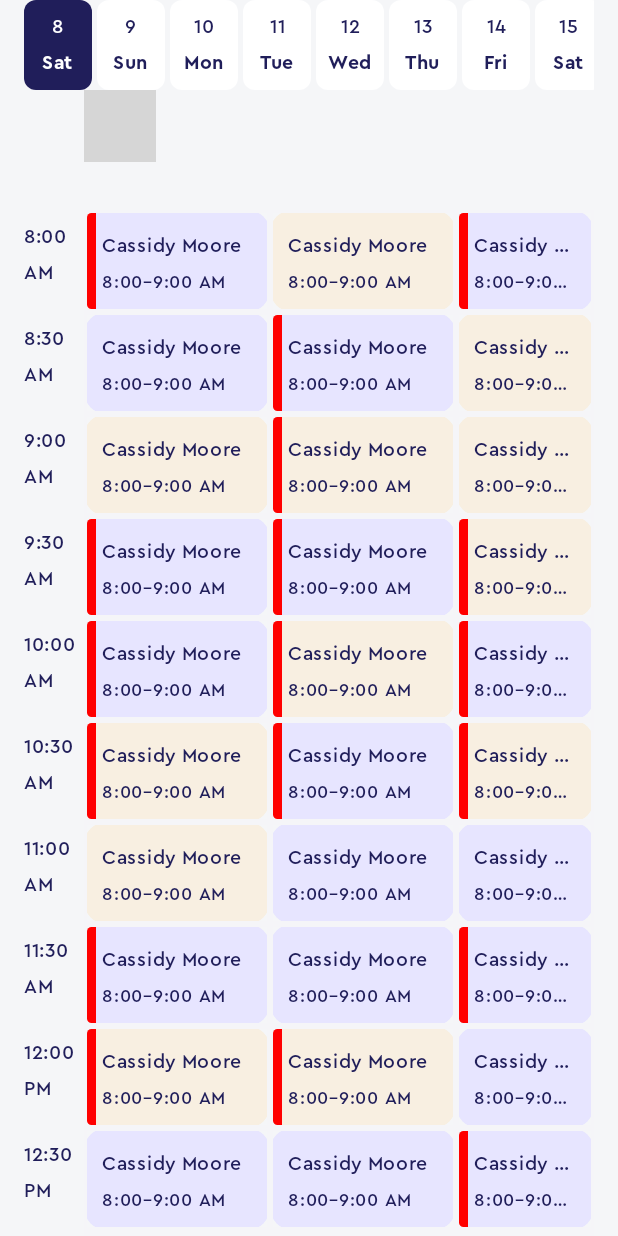
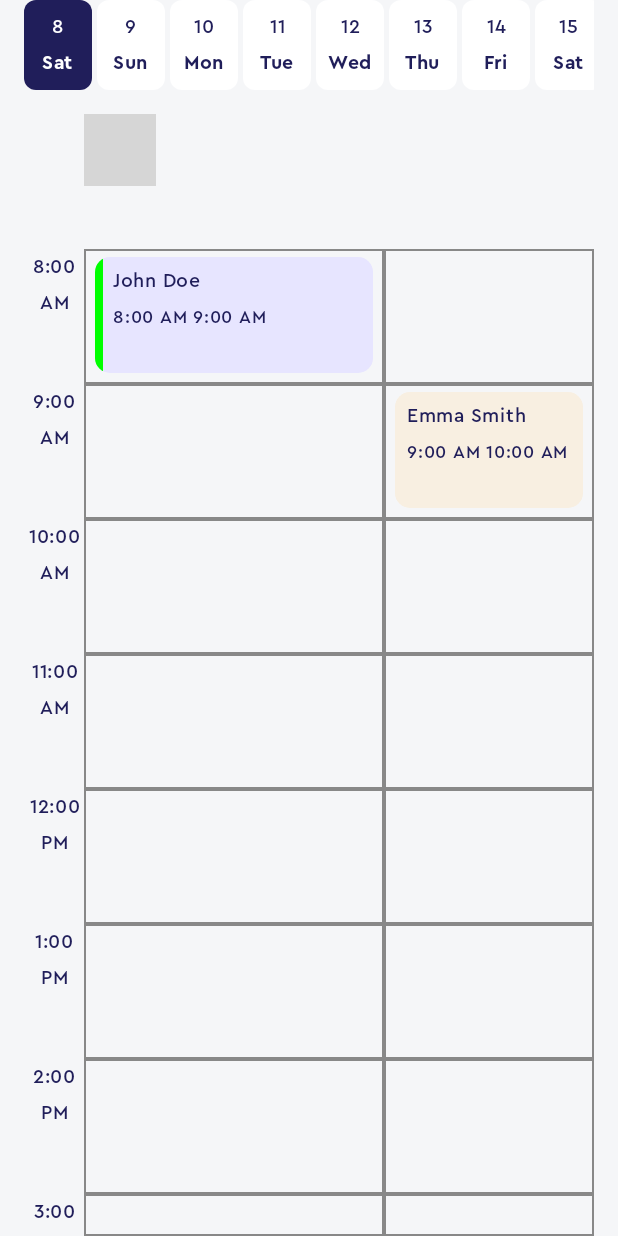
Before and after one commit to gourob-enosis/grow2Rnd, an Android app built with Jetpack Compose: the screen it shows after launch (MainActivity), on a phone screen of 412 x 824 dp. Run offline under Robolectric (Android 15) with nearby library versions, the phone set to English and light mode, and no system bars; libraries missing offline, so code that uses them is left out: com.chihsuanwu.freescroll; 4 statements that could not run were skipped; grey boxes are pictures that could not be loaded.

Commit message:
update schedule block

```diff
--- a/app/src/main/java/com/gourob/grow2rnd/ScheduleView.kt
+++ b/app/src/main/java/com/gourob/grow2rnd/ScheduleView.kt
@@ -1,7 +1,6 @@
 package com.gourob.grow2rnd
 
 import androidx.compose.animation.animateColorAsState
-import androidx.compose.animation.core.animateFloatAsState
 import androidx.compose.foundation.background
 import androidx.compose.foundation.border
 import androidx.compose.foundation.clickable
@@ -10,10 +9,11 @@ import androidx.compose.foundation.layout.Box
 import androidx.compose.foundation.layout.Column
 import androidx.compose.foundation.layout.PaddingValues
 import androidx.compose.foundation.layout.Row
-import androidx.compose.foundation.layout.fillMaxHeight
+import androidx.compose.foundation.layout.Spacer
 import androidx.compose.foundation.layout.fillMaxSize
 import androidx.compose.foundation.layout.fillMaxWidth
 import androidx.compose.foundation.layout.height
+import androidx.compose.foundation.layout.offset
 import androidx.compose.foundation.layout.padding
 import androidx.compose.foundation.layout.width
 import androidx.compose.foundation.lazy.LazyRow
@@ -32,9 +32,9 @@ import androidx.compose.runtime.setValue
 import androidx.compose.ui.Alignment
 import androidx.compose.ui.Modifier
 import androidx.compose.ui.draw.clip
-import androidx.compose.ui.draw.scale
 import androidx.compose.ui.graphics.Color
 import androidx.compose.ui.text.font.FontWeight
+import androidx.compose.ui.text.style.TextAlign
 import androidx.compose.ui.text.style.TextOverflow
 import androidx.compose.ui.tooling.preview.Preview
 import androidx.compose.ui.unit.dp
@@ -44,9 +44,12 @@ import com.chihsuanwu.freescroll.rememberFreeScrollState
 import com.gourob.grow2rnd.ui.theme.CeraPro
 import kotlinx.coroutines.launch
 import java.time.LocalDate
+import java.time.LocalTime
 import java.time.YearMonth
+import java.time.format.DateTimeFormatter
 import java.time.format.TextStyle
 import java.util.Locale
+import kotlin.math.roundToInt
 import kotlin.random.Random
 
 
@@ -58,6 +61,7 @@ fun ScheduleView(modifier: Modifier = Modifier) {
         //DateSection
         DateSection()
 
+        Spacer(Modifier.height(16.dp))
         // Header Row (Doctors' Names)
         Row {
             Box(
@@ -76,23 +80,20 @@ fun ScheduleView(modifier: Modifier = Modifier) {
         }
 
         // Left Column (Time Slots)
-        Row(modifier = Modifier.fillMaxSize()) {
+        Row{
             TimeSlotSection(
                 modifier = Modifier
                     .width(tileWidth)
-                    .freeScroll(state = freeScrollState)
-
+                    .freeScroll(freeScrollState)
             )
 
             // Main Content
-            Box(
-                modifier = Modifier
-                    .weight(1f)
-                    .freeScroll(state = freeScrollState)
-            ) {
-                MainSection(rows = timeSlots.size, cols = doctors.size)
+            Box(modifier = Modifier.freeScroll(freeScrollState)) {
+                MainSection(timeSlots = timeSlots, doctors = doctors)
             }
+
         }
+
     }
 }
 
@@ -104,85 +105,146 @@ private fun DefaultPreview() {
 }
 
 
-val tileHeight = 80.dp
+val tileHeight = 90.dp
 val tileWidth = 40.dp
-val mainTileHeight = 68.dp
-val mainTileWidth = 124.dp
+val mainTileHeight = tileHeight
+val mainTileWidth = 200.dp
 
 val headerTileWidth = mainTileWidth
 val headerTileHeight = 100.dp
 
-val borderColor = Color(0xFFF5F5F8)
+val borderColor = Color(0xFFF5F6F8)
 val primaryTextColor = Color(0xFF201E5A)
 val primaryButtonTextColor = Color(0xFF2143A4)
 
+
 val timeSlots = listOf(
     "8:00 AM",
-    "8:30 AM",
     "9:00 AM",
-    "9:30 AM",
     "10:00 AM",
-    "10:30 AM",
     "11:00 AM",
-    "11:30 AM",
     "12:00 PM",
-    "12:30 PM",
     "1:00 PM",
-    "1:30 PM",
     "2:00 PM",
-    "2:30 PM",
     "3:00 PM",
-    "3:30 PM",
     "4:00 PM",
-    "4:30 PM",
     "5:00 PM",
-    "5:30 PM",
     "6:00 PM",
-    "6:30 PM",
     "7:00 PM",
-    "7:30 PM",
     "8:00 PM",
-    "8:30 PM",
     "9:00 PM",
-    "9:30 PM",
     "10:00 PM"
 )
 
-val doctors = listOf("Dr. A", "Dr. B", "Dr. C", "Dr. D", "", "", "", "", "")
+val doctors = listOf("Dr. A", "Dr. B", "Dr. C", "Dr. D", "Dr. E")
+//val doctors = listOf("Dr. A", "Dr. B", "Dr. C",)
+//val doctors = listOf("Dr. A")
+
+val schedules = listOf(
+    ScheduleBlock("John Doe", "8:00 AM", "9:00 AM", "Dr. A"),
+    ScheduleBlock("Emma Smith", "9:00 AM", "10:00 AM", "Dr. B"),
+    ScheduleBlock("Michael Johnson", "10:00 AM", "11:00 AM", "Dr. C"),
+    ScheduleBlock("Sophia Brown", "3:00 PM", "4:00 PM", "Dr. D"),
+    ScheduleBlock("David Wilson", "4:00 PM", "5:00 PM", "Dr. E")
+)
+
+
+data class ScheduleBlock(
+    val name: String,
+    val startTime: String,
+    val endTime: String,
+    val doctorName: String,
+) {
+
+    companion object {
+        val formatter: DateTimeFormatter = DateTimeFormatter.ofPattern("h:mm a")
+    }
+
+    private fun getTimeSpanInHour(): Double {
+        val start = LocalTime.parse(startTime, formatter)
+        val end = LocalTime.parse(endTime, formatter)
+        return (end.toSecondOfDay() - start.toSecondOfDay()) / 3600.0
+    }
+
+    fun getHeightOfBlock(): Int {
+        return (getTimeSpanInHour() * mainTileHeight.value.toDouble()).roundToInt() - 2
+    }
+
+
+    fun getGridTopOffset(): Int {
+        val start = LocalTime.parse(startTime, formatter)
+        val minutes = start.minute
+        val minuteFraction = minutes / 60.0
+        return (minuteFraction * mainTileHeight.value.toDouble()).roundToInt()
+    }
+}
+
+
+fun startTimeInThisRange(startTime: String, timeSlotStarting: String): Boolean {
+    val formatter = DateTimeFormatter.ofPattern("h:mm a")
+    val start = LocalTime.parse(startTime, formatter)
+    println("Start $start")
+    val slotStart = LocalTime.parse(timeSlotStarting, formatter)
+    println("Slot Start $slotStart")
+    val slotEnd = slotStart.plusMinutes(59)
+    println("Slot End $slotEnd")
+    return start >= slotStart && start < slotEnd
+}
+
+
+fun getScheduleToPlaceIn(timeRangeIndex: Int, doctorColumnIndex: Int): ScheduleBlock? {
+    return schedules.firstOrNull { schedule ->
+        val timeSlot = timeSlots[timeRangeIndex]
+        val doctorName = doctors[doctorColumnIndex]
+        schedule.doctorName == doctorName && startTimeInThisRange(schedule.startTime, timeSlot)
+    }
+}
 
 
 @Composable
-private fun MainSection(rows: Int, cols: Int) {
-    Column(modifier = Modifier.fillMaxSize()) {
+private fun MainSection(timeSlots: List<String>, doctors: List<String>) {
+    Column {
         Row {
-            repeat(cols) {
+            repeat(doctors.size) { _ ->
                 Column {
-                    repeat(rows) {
+                    repeat(timeSlots.size) { _ ->
                         Box(
                             Modifier
                                 .width(mainTileWidth)
                                 .height(mainTileHeight)
-                                .border(2.dp, borderColor),
-                            contentAlignment = Alignment.TopStart
-                        ) {
-                            MainSectionContent()
-                            if (Random.nextBoolean()) {
-                                Box(
-                                    modifier = Modifier
-                                        .fillMaxHeight()
-                                        .width(10.dp)
-                                        .padding(2.dp)
-                                        .clip(
-                                            RoundedCornerShape(
-                                                topStart = 15.dp,
-                                                topEnd = 0.dp,
-                                                bottomStart = 15.dp,
-                                                bottomEnd = 0.dp
-                                            )
-                                        )
-                                        .background(Color.Red)
-                                )
+                                .border(1.dp, Color.Gray),
+                            contentAlignment = Alignment.Center
+                        ) {}
+                    }
+                }
+            }
+        }
+    }
+    Column {
+        Row {
+            repeat(doctors.size) { doctorIndex ->
+                Column {
+                    repeat(timeSlots.size) { timeSlotIndex ->
+                        val schedule = getScheduleToPlaceIn(timeSlotIndex, doctorIndex)
+
+                        if (schedule != null) {
+                            Box(
+                                Modifier
+                                    .width(mainTileWidth)
+                                    .height(schedule.getHeightOfBlock().dp)
+                                    .padding(horizontal = 4.dp, vertical = 2.dp),
+                                contentAlignment = Alignment.Center
+                            ) {
+                                MainSectionContent(schedule)
                             }
+                        } else {
+                            Box(
+                                Modifier
+                                    .width(mainTileWidth)
+                                    .height(mainTileHeight),
+                                //.border(1.dp, Color.Gray),
+                                contentAlignment = Alignment.Center
+                            ) {}
                         }
                     }
                 }
@@ -198,22 +260,22 @@ fun TimeSlotSection(modifier: Modifier = Modifier) {
             Box(
                 modifier = Modifier
                     .width(tileWidth)
-                    .height(mainTileHeight),
+                    .height(tileHeight),
                 contentAlignment = Alignment.TopCenter,
             ) {
                 Text(
                     text = time,
-                    modifier = Modifier.padding(top = 6.dp),
+                    // modifier = Modifier.padding(top = 6.dp),
                     color = primaryTextColor,
                     fontWeight = FontWeight.Medium,
                     fontSize = 13.sp,
-                    fontFamily = CeraPro
+                    fontFamily = CeraPro,
+                    textAlign = TextAlign.Center
                 )
             }
         }
     }
 }
-
 
 @Composable
 private fun HeaderSection(modifier: Modifier) {
@@ -223,28 +285,49 @@ private fun HeaderSection(modifier: Modifier) {
                 Modifier
                     .width(headerTileWidth)
                     .height(headerTileHeight)
-                    .border(2.dp, borderColor),
+                    .border(1.dp, Color.Gray),
                 contentAlignment = Alignment.Center,
             ) {
-                HeaderSectionContent()
+                HeaderSectionContent(doctorName = doctor)
             }
         }
     }
 }
 
 @Composable
-fun MainSectionContent() {
-    val colors = listOf(Color(0xFFF8EFE1), Color(0xFFE7E5FF))
+fun MainSectionContent(scheduleBlock: ScheduleBlock) {
     Column(
         modifier = Modifier
-            .fillMaxSize()
-            .clip(RoundedCornerShape(15.dp))
+            .padding(3.dp)
+            .clip(RoundedCornerShape(10.dp)),
+    ) {
+        Slot(scheduleBlock)
+    }
+}
+
+@Composable
+fun Slot(
+    scheduleBlock: ScheduleBlock,
+    showMarker: Boolean = Random.nextBoolean()
+) {
+    val colors = listOf(Color(0xFFF8EFE1), Color(0xFFE7E5FF))
+    val markerColors = listOf(Color.Red, Color.Green)
+
+    Box(
+        modifier = Modifier
+            .offset(y = scheduleBlock.getGridTopOffset().dp, x = 0.dp)
+            .height(scheduleBlock.getHeightOfBlock().dp)
+            .fillMaxWidth()
             .background(colors.random())
-            .padding(8.dp),
     ) {
-        Column(Modifier.padding(4.dp)) {
+        Column(
+            Modifier
+                .padding(4.dp)
+                .padding(horizontal = if (showMarker) 4.dp else 0.dp)
+                .padding(horizontal = 4.dp)
+        ) {
             Text(
-                "Cassidy Moore",
+                scheduleBlock.name,
                 color = primaryTextColor,
                 fontWeight = FontWeight.Medium,
                 fontSize = 13.sp,
@@ -253,7 +336,7 @@ fun MainSectionContent() {
                 overflow = TextOverflow.Ellipsis
             )
             Text(
-                "8:00-9:00 AM",
+                "${scheduleBlock.startTime} ${scheduleBlock.endTime}",
                 color = primaryTextColor,
                 fontWeight = FontWeight.Medium,
                 fontSize = 12.sp,
@@ -262,19 +345,38 @@ fun MainSectionContent() {
                 overflow = TextOverflow.Ellipsis
             )
         }
+
+
+        if (showMarker) {
+            Box(
+                Modifier
+                    .width(5.dp)
+                    .height(scheduleBlock.getHeightOfBlock().dp)
+                    .clip(
+                        RoundedCornerShape(
+                            topStart = 10.dp,
+                            topEnd = 0.dp,
+                            bottomStart = 10.dp,
+                            bottomEnd = 0.dp
+                        )
+                    )
+                    .background(markerColors.random())
+            )
+        }
     }
+
 }
 
 
 @Composable
-fun HeaderSectionContent(modifier: Modifier = Modifier) {
+fun HeaderSectionContent(modifier: Modifier = Modifier, doctorName: String) {
     Column(
         modifier = modifier,
         horizontalAlignment = Alignment.CenterHorizontally,
         verticalArrangement = Arrangement.Center
     ) {
         Text(
-            "Doctor 1",
+            doctorName,
             color = primaryTextColor,
             fontWeight = FontWeight.Medium,
             fontSize = 13.sp,
@@ -303,7 +405,6 @@ fun HeaderSectionContent(modifier: Modifier = Modifier) {
     }
 }
 
-
 @Composable
 private fun DateCard(
     date: String,
@@ -313,15 +414,11 @@ private fun DateCard(
 ) {
     val color by animateColorAsState(if (isSelected) Color(0xFF201E5A) else Color.White)
     val textColor = if (isSelected) Color.White else Color(0xFF201E5A)
-    //val scale by animateFloatAsState(if(isSelected) 1.2f else 1f, label = "Scale Animation")
-    //val horizontalPadding by animateFloatAsState(if(isSelected) 4f else 0f, label = "padding animation")
 
     Box(
         Modifier
             .width(45.dp)
             .height(60.dp)
-//            .scale(scale)
-            //.padding(horizontalPadding.dp)
             .clip(RoundedCornerShape(8.dp))
             .background(color)
             .clickable { onDateSelected() },
@@ -417,8 +514,6 @@ fun TopSection() {
             fontSize = 25.sp,
             color = primaryTextColor
         )
-
-
     }
 }
 
@@ -427,3 +522,18 @@ fun TopSection() {
 private fun TopSectionPreview() {
     TopSection()
 }
+
+
+fun main() {
+    println(timeSlots)
+    println(doctors)
+    repeat(doctors.size) { doctorIndex ->
+        repeat(timeSlots.size) { timeSlotIndex ->
+            println("${doctors[doctorIndex]}  ${timeSlots[timeSlotIndex]}")
+            val schedule = getScheduleToPlaceIn(timeSlotIndex, doctorIndex)
+            if (schedule != null) {
+                println("Place schedule $schedule in time slot ${timeSlots[timeSlotIndex]} for doctor ${doctors[doctorIndex]}")
+            }
+        }
+    }
+}
```
